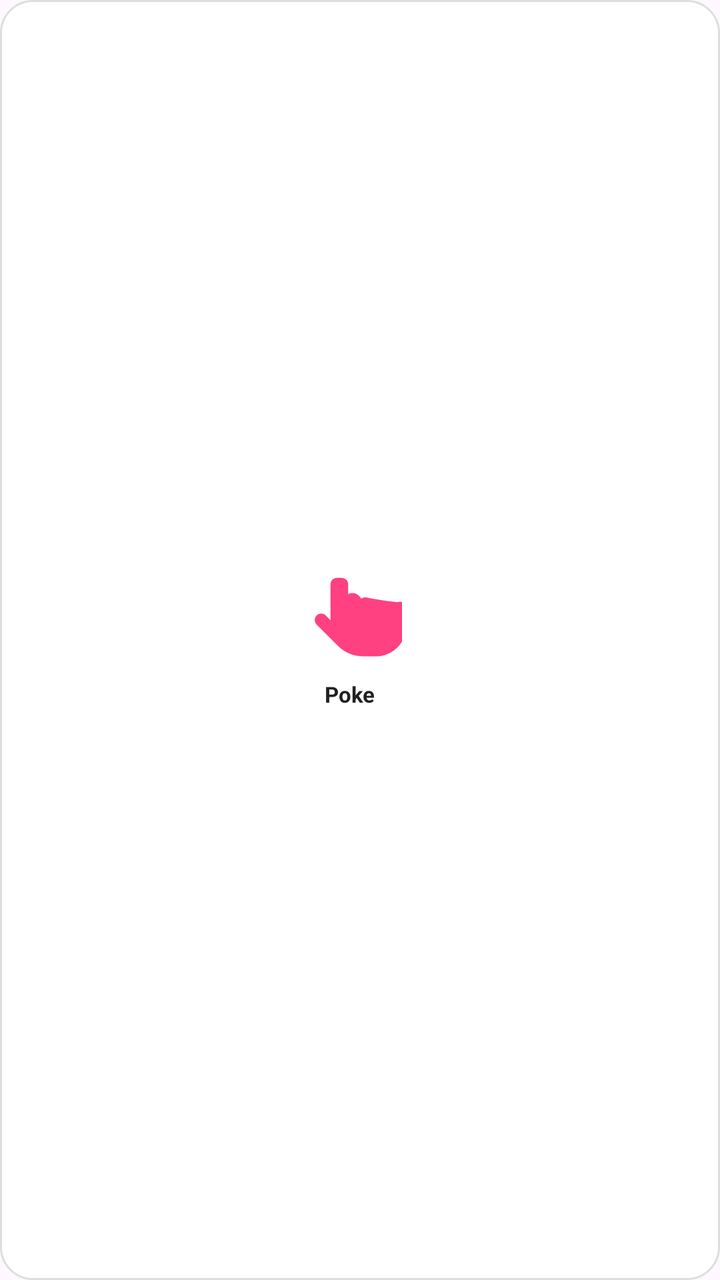
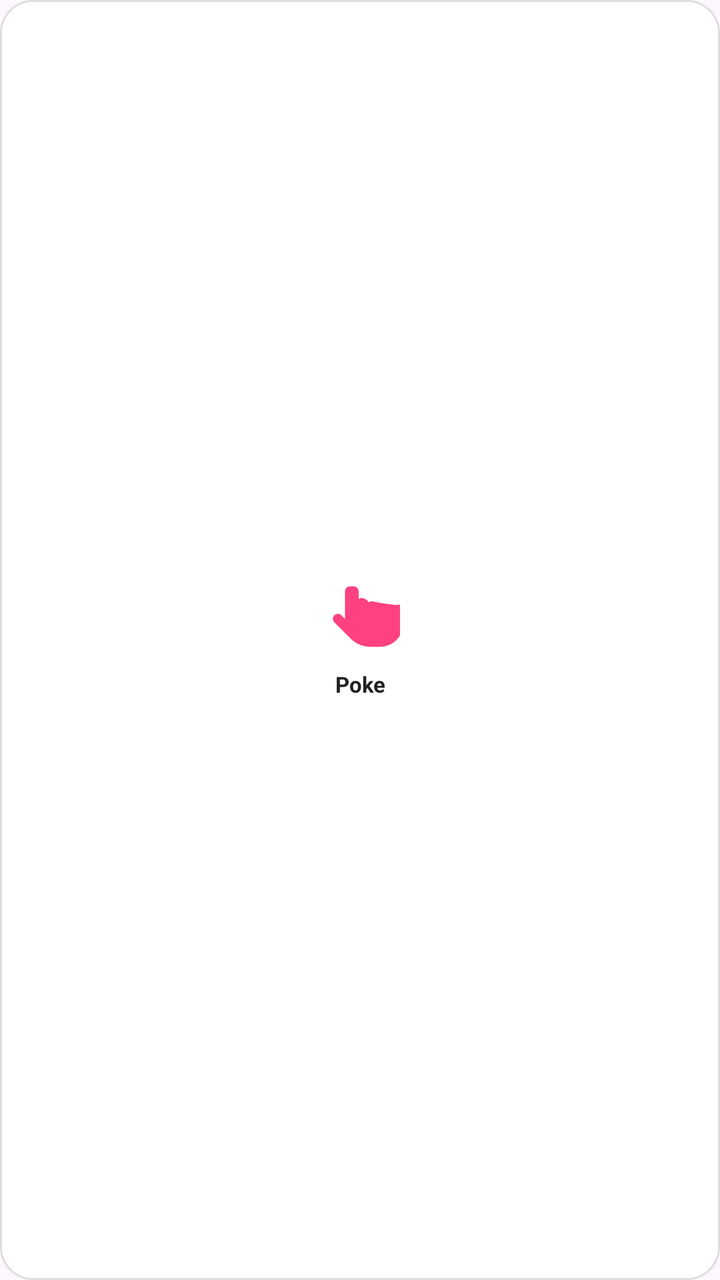

Before-and-after screenshots of an Android layout around one commit, followed by the original layout XML and the change that was made.
<!-- AndroidManifest.xml: application theme Theme.ProjectCecily -->
<!-- res/layout/widget_poke_preview.xml -->
<?xml version="1.0" encoding="utf-8"?>
<LinearLayout xmlns:android="http://schemas.android.com/apk/res/android"
    xmlns:app="http://schemas.android.com/apk/res-auto"
    android:layout_width="match_parent"
    android:layout_height="match_parent"
    android:background="@drawable/widget_background"
    android:gravity="center"
    android:orientation="vertical"
    android:paddingLeft="2dp"
    android:paddingRight="12dp"
    android:paddingTop="8dp"
    android:paddingBottom="8dp">

    <ImageView
        android:layout_width="52dp"
        android:layout_height="52dp"
        android:contentDescription="Poke Partner"
        android:src="@drawable/ic_poke_hand"
        app:tint="#FF4081" />

    <TextView
        android:layout_width="wrap_content"
        android:layout_height="wrap_content"
        android:layout_marginTop="2dp"
        android:text="Poke"
        android:textColor="@color/widget_text_color"
        android:textSize="11sp"
        android:textStyle="bold" />

</LinearLayout>
<!-- resources referenced by this layout -->
<resources>
  <color name="widget_text_color">#212121</color>
  <!-- drawable ic_poke_hand (drawable) -->
  <?xml version="1.0" encoding="utf-8"?>
  <vector xmlns:android="http://schemas.android.com/apk/res/android"
      android:width="48dp"
      android:height="48dp"
      android:viewportWidth="24"
      android:viewportHeight="24">
      <path
          android:fillColor="#25D366"
          android:pathData="M9,1.5c-0.83,0 -1.5,0.67 -1.5,1.5v8.27l-1.09,-1.09c-0.58,-0.58 -1.52,-0.58 -2.1,0c-0.59,0.59 -0.59,1.54 0,2.12l4.89,4.89c1.56,1.56 3.68,2.44 5.89,2.44h2.91c3.87,0 7,-3.13 7,-7V8.5c0,-0.83 -0.67,-1.5 -1.5,-1.5c-0.19,0 -0.37,0.04 -0.53,0.11C16.82,6.44 16.19,6 15.5,6c-0.34,0 -0.65,0.11 -0.91,0.31C14.12,5.52 13.36,5 12.5,5c-0.34,0 -0.66,0.11 -0.92,0.31V3c0,-0.83 -0.67,-1.5 -1.58,-1.5z" />
  </vector>
  <!-- drawable widget_background (drawable) -->
  <?xml version="1.0" encoding="utf-8"?>
  <shape xmlns:android="http://schemas.android.com/apk/res/android">
      <solid android:color="@color/widget_bg_color" />
      <corners android:radius="16dp" />
      <stroke android:width="1dp" android:color="@color/widget_stroke_color" />
  </shape>
  <style name="Theme.ProjectCecily" parent="Base.Theme.ProjectCecily" />
  <color name="widget_bg_color">#FFFFFF</color>
  <color name="widget_stroke_color">#DDDDDD</color>
  <style name="Base.Theme.ProjectCecily" parent="Theme.Material3.DayNight.NoActionBar">
          
          <item name="colorPrimary">@color/nav_selected</item>
          <item name="windowActionBar">false</item>
          <item name="windowNoTitle">true</item>
  
          
          <item name="colorOnSecondaryContainer">@color/nav_selected</item>
      </style>
  <color name="nav_selected">#007AFF</color>
</resources>

<!-- the commit's change to res/layout/widget_poke_preview.xml (unified diff, before → after) -->
@@ -6,14 +6,12 @@
     android:background="@drawable/widget_background"
     android:gravity="center"
     android:orientation="vertical"
-    android:paddingLeft="2dp"
-    android:paddingRight="12dp"
-    android:paddingTop="8dp"
-    android:paddingBottom="8dp">
+    android:padding="12dp">
 
     <ImageView
-        android:layout_width="52dp"
-        android:layout_height="52dp"
+        android:layout_width="40dp"
+        android:layout_height="40dp"
+        android:layout_gravity="center_horizontal"
         android:contentDescription="Poke Partner"
         android:src="@drawable/ic_poke_hand"
         app:tint="#FF4081" />
@@ -21,7 +19,9 @@
     <TextView
         android:layout_width="wrap_content"
         android:layout_height="wrap_content"
-        android:layout_marginTop="2dp"
+        android:layout_gravity="center_horizontal"
+        android:layout_marginTop="4dp"
+        android:gravity="center"
         android:text="Poke"
         android:textColor="@color/widget_text_color"
         android:textSize="11sp"
